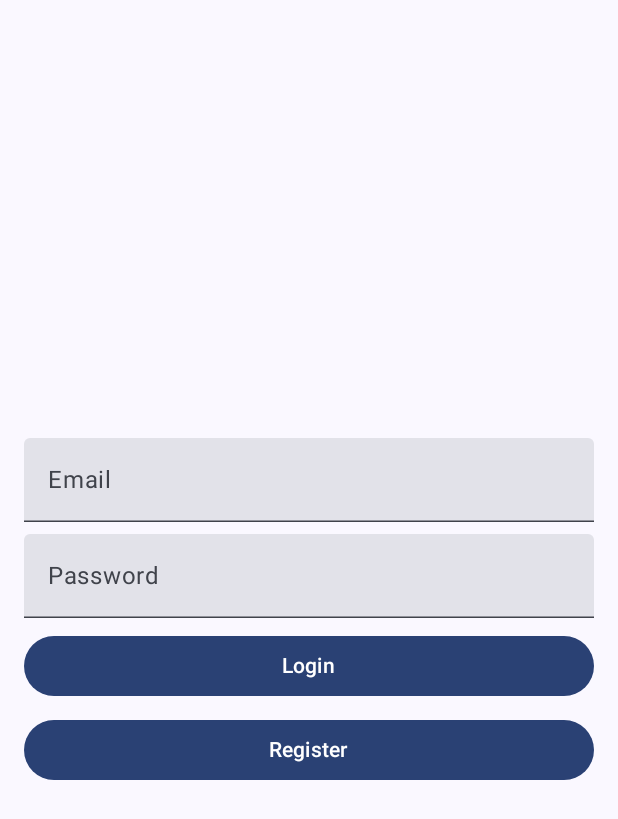
After one commit to gunadermawan/android-course, an Android app built with Jetpack Compose: the composable AuthScreen shown on its own in the app's theme, on a phone screen of 412 x 824 dp. The commit adds this screen. Shown: the top 819 px of the screen. Run offline under Robolectric (Android 15) with nearby library versions, the phone set to English and light mode, and no system bars; our stand-ins replace Firebase (no records; nobody signed in at launch, a user with empty details on screens opened directly).

Commit message:
course: firebase auth

```diff
--- a/app/build.gradle.kts
+++ b/app/build.gradle.kts
@@ -5,6 +5,7 @@ plugins {
     alias(libs.plugins.compose.compiler)
     id("kotlin-kapt")
     id("com.google.dagger.hilt.android")
+    id("com.google.gms.google-services")
 }
 
 android {
@@ -77,6 +78,7 @@ dependencies {
     implementation(libs.androidx.material3.window.size)
     implementation(libs.androidx.media3.exoplayer)
     implementation(libs.androidx.media3.ui)
+    implementation(libs.firebase.auth)
     testImplementation(libs.junit)
     androidTestImplementation(libs.androidx.junit)
     androidTestImplementation(libs.androidx.espresso.core)
@@ -119,6 +121,9 @@ dependencies {
     implementation(libs.koin.android)
     // Koin for Jetpack Compose
     implementation(libs.koin.androidx.compose)
+//    firebase
+    implementation(platform(libs.firebase.bom))
+    implementation(libs.firebase.analytics)
 }
 kapt {
     correctErrorTypes = true
--- a/app/src/main/java/com/gun/course/di/AppModule.kt
+++ b/app/src/main/java/com/gun/course/di/AppModule.kt
@@ -1,7 +1,9 @@
 package com.gun.course.di
 
+import com.google.firebase.auth.FirebaseAuth
 import com.gun.course.R
 import com.gun.course.network.ApiService
+import com.gun.course.viewmodel.AuthViewModel
 import com.gun.course.viewmodel.UserViewmodel
 import okhttp3.OkHttpClient
 import org.koin.android.ext.koin.androidContext
@@ -53,4 +55,8 @@ val appModule = module {
     }
 
     viewModel { UserViewmodel(get()) }
+
+    single { FirebaseAuth.getInstance() }
+
+    viewModel { AuthViewModel(get()) }
 }
--- /dev/null
+++ b/app/src/main/java/com/gun/course/ui/AuthScreen.kt
@@ -0,0 +1,82 @@
+package com.gun.course.ui
+
+import androidx.compose.foundation.layout.Arrangement
+import androidx.compose.foundation.layout.Column
+import androidx.compose.foundation.layout.Spacer
+import androidx.compose.foundation.layout.fillMaxSize
+import androidx.compose.foundation.layout.fillMaxWidth
+import androidx.compose.foundation.layout.height
+import androidx.compose.foundation.layout.padding
+import androidx.compose.material3.Button
+import androidx.compose.material3.CircularProgressIndicator
+import androidx.compose.material3.MaterialTheme
+import androidx.compose.material3.Text
+import androidx.compose.material3.TextField
+import androidx.compose.runtime.Composable
+import androidx.compose.runtime.collectAsState
+import androidx.compose.runtime.getValue
+import androidx.compose.runtime.mutableStateOf
+import androidx.compose.runtime.remember
+import androidx.compose.runtime.setValue
+import androidx.compose.ui.Alignment
+import androidx.compose.ui.Modifier
+import androidx.compose.ui.unit.dp
+import com.gun.course.viewmodel.AuthState
+import com.gun.course.viewmodel.AuthViewModel
+import org.koin.androidx.compose.koinViewModel
+
+
+@Composable
+fun AuthScreen(modifier: Modifier, viewModel: AuthViewModel = koinViewModel()) {
+    var email by remember { mutableStateOf("") }
+    var password by remember { mutableStateOf("") }
+    val authState by viewModel.authState.collectAsState()
+
+    Column(
+        modifier = modifier
+            .fillMaxSize()
+            .padding(16.dp),
+        horizontalAlignment = Alignment.CenterHorizontally,
+        verticalArrangement = Arrangement.Center
+    ) {
+        TextField(
+            value = email,
+            onValueChange = { email = it },
+            label = { Text(text = "Email") },
+            modifier = modifier.fillMaxWidth()
+        )
+        Spacer(modifier = modifier.height(8.dp))
+        TextField(
+            value = password,
+            onValueChange = { password = it },
+            label = { Text(text = "Password") },
+            modifier = modifier.fillMaxWidth()
+        )
+        Spacer(modifier = modifier.height(8.dp))
+        Button(
+            onClick = { viewModel.signIn(email, password) },
+            modifier = modifier.fillMaxWidth()
+        ) {
+            Text(text = "Login")
+        }
+        Spacer(modifier = modifier.height(8.dp))
+        Button(
+            onClick = { viewModel.signUp(email, password) },
+            modifier = modifier.fillMaxWidth()
+        ) {
+            Text(text = "Register")
+        }
+        Spacer(modifier = modifier.height(8.dp))
+        when (authState) {
+            is AuthState.Loading -> CircularProgressIndicator()
+            is AuthState.Success -> Text(text = (authState as AuthState.Success).message)
+            is AuthState.Failure -> Text(
+                text = (authState as AuthState.Failure).message,
+                color = MaterialTheme.colorScheme.error
+            )
+
+            else -> {}
+        }
+
+    }
+}
--- a/build.gradle.kts
+++ b/build.gradle.kts
@@ -5,4 +5,5 @@ plugins {
     id("com.google.devtools.ksp") version "2.0.20-1.0.25" apply false
     alias(libs.plugins.compose.compiler) apply false
     id("com.google.dagger.hilt.android") version "2.51.1" apply false
+    id("com.google.gms.google-services") version "4.4.2" apply false
 }
```
Also changed, not shown: app/src/main/java/com/gun/course/ComposeActivity.kt (+5 -3 lines), app/src/main/java/com/gun/course/viewmodel/AuthViewModel.kt (added, +48 -0 lines), gradle/libs.versions.toml (+7 -0 lines), 1 other file.
